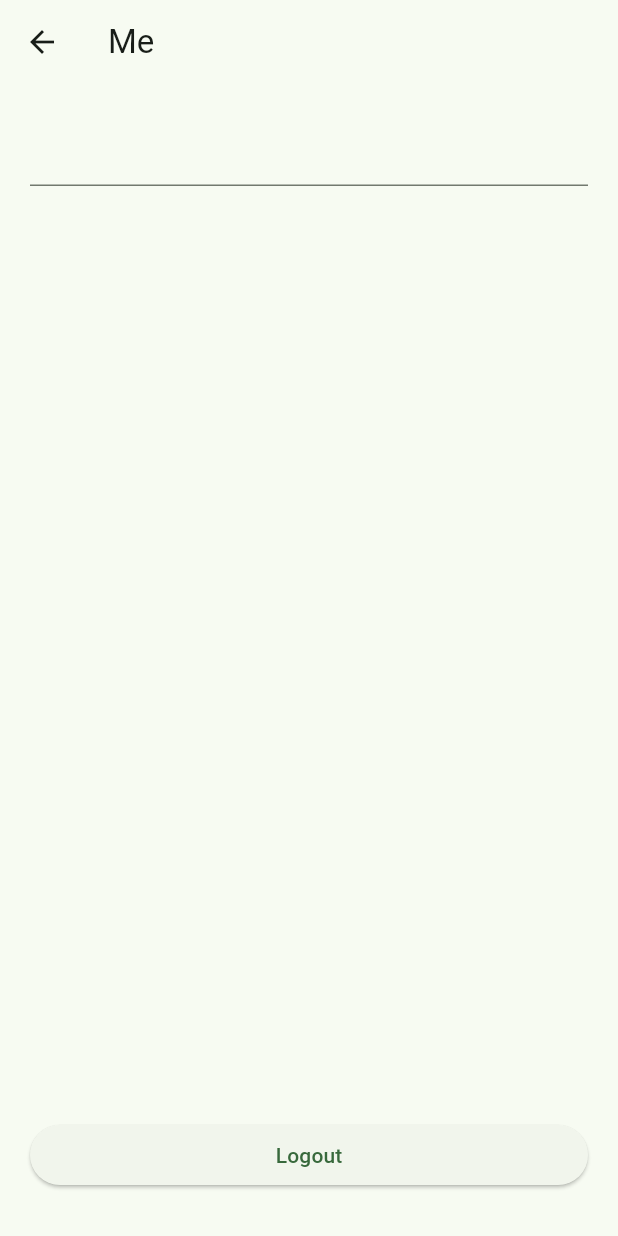
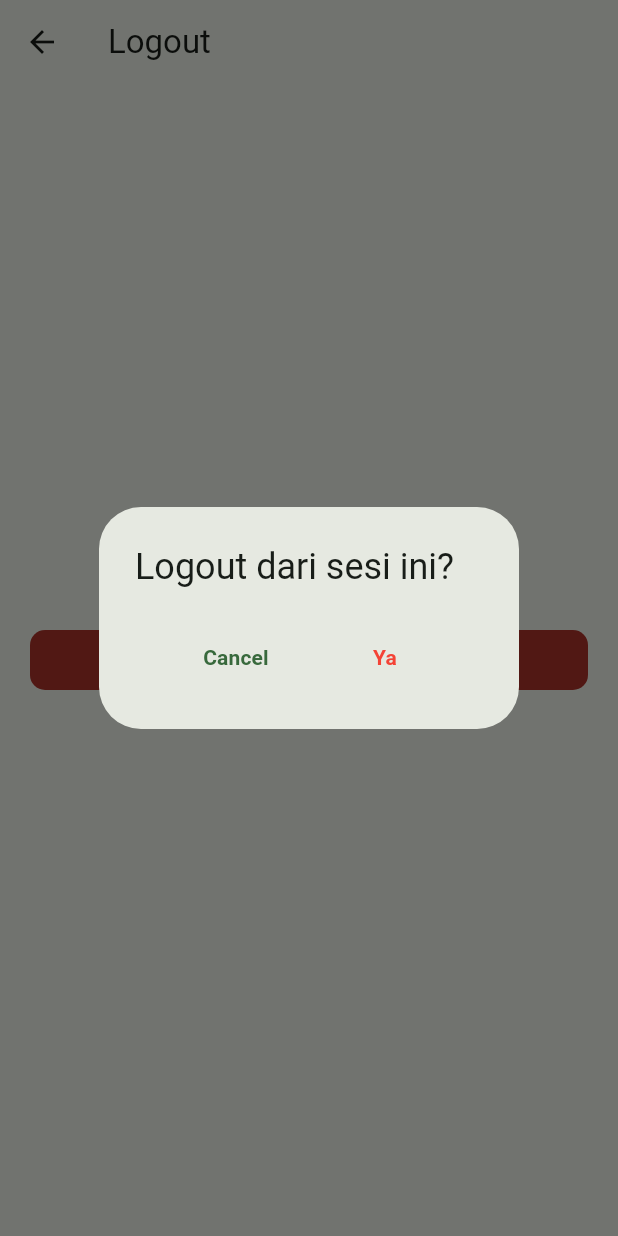
Before and after one commit to bawwaz/saraka_revised, a Flutter app: the ProfilePageView screen opened by its route, after a tap on "Logout", on a phone screen of 412 x 824 dp. Run offline on Flutter 3.47's test engine with Material 3 defaults, Android fonts, the phone set to English and light mode, and no system bars; our stand-ins replace get, image_picker, shared_preferences; missing offline and left inert: mobile_scanner; accounts and stored records are empty; network calls fail; statements that could not run were skipped.

Commit message:
remove comments

```diff
--- a/lib/app/pages/features/form_page/form_page_view.dart
+++ b/lib/app/pages/features/form_page/form_page_view.dart
@@ -104,9 +104,9 @@ class FormPageView extends StatelessWidget {
                           DataColumn(
                             label: Container(
                               decoration: BoxDecoration(
-                                color: Color(0xFFF5DEB3), // Row background
+                                color: Color(0xFFF5DEB3),
                                 border:
-                                    Border.all(color: Colors.black), // Border
+                                    Border.all(color: Colors.black),
                               ),
                               padding: EdgeInsets.all(8.0),
                               child: Text('ID'),
--- a/lib/app/pages/features/profile_page/profile_page_controller.dart
+++ b/lib/app/pages/features/profile_page/profile_page_controller.dart
@@ -6,7 +6,6 @@ import 'dart:convert';
 class ProfilePageController extends GetxController {
   Future<void> logout() async {
     try {
-      // Assuming you have a token saved for authentication
       SharedPreferences prefs = await SharedPreferences.getInstance();
       String? token = prefs.getString('token');
 
@@ -22,12 +21,8 @@ class ProfilePageController extends GetxController {
         if (response.statusCode == 200) {
           var jsonResponse = json.decode(response.body);
           print("Logout successful: $jsonResponse");
-
-          // Clear the token and any other saved data from SharedPreferences
-          await prefs.clear(); // This will remove all stored data
-
-          // Navigate to the login page
-          Get.offAllNamed('/login'); // Replace with your login route
+          await prefs.clear();
+          Get.offAllNamed('/login');
         } else {
           print("Failed to logout: ${response.statusCode}");
         }
--- a/lib/app/pages/features/profile_page/profile_page_view.dart
+++ b/lib/app/pages/features/profile_page/profile_page_view.dart
@@ -7,33 +7,71 @@ class ProfilePageView extends StatelessWidget {
 
   @override
   Widget build(BuildContext context) {
-    // Initialize the controller using Get.put()
     final ProfilePageController controller = Get.put(ProfilePageController());
 
     return Scaffold(
       appBar: AppBar(
-        title: Text('Me'),
+        title: Text('Logout'),
       ),
-      body: Container(
-        margin: EdgeInsets.all(20),
-        child: Column(
+      body: Center(
+        child: InkWell(
+          onTap: () {
+            showDialog(
+                context: context,
+                builder: (BuildContext context) {
+                  return AlertDialog(
+                    title: Text("Logout dari sesi ini?"),
+                    actions: [
+                      Row(
+                        mainAxisAlignment: MainAxisAlignment.spaceEvenly,
                         children: [
-            TextField(
-              readOnly: true,
+                          TextButton(
+                            onPressed: () {
+                              Navigator.pop(context);
+                            },
+                            child: Text(
+                              'Cancel',
+                              style: TextStyle(fontWeight: FontWeight.bold),
+                            ),
+                          ),
+                          TextButton(
+                            onPressed: () {
+                              controller.logout();
+                            },
+                            child: Text(
+                              'Ya',
+                              style: TextStyle(
+                                color: Colors.red,
+                                fontWeight: FontWeight.bold,
+                              ),
+                            ),
+                          ),
+                        ],
                       )
                     ],
+                  );
+                });
+          },
+          child: Container(
+              margin: EdgeInsets.all(20),
+              child: Container(
+                width: double.infinity,
+                height: 40,
+                decoration: BoxDecoration(
+                  color: const Color.fromARGB(255, 177, 53, 44),
+                  borderRadius: BorderRadius.circular(10),
+                ),
+                child: Center(
+                  child: Text(
+                    "Logout",
+                    style: TextStyle(
+                        fontWeight: FontWeight.bold,
+                        color: Colors.white,
+                        fontSize: 18),
                   ),
                 ),
-      bottomNavigationBar: Container(
-        margin: EdgeInsets.all(20),
-        child: Padding(
-          padding: const EdgeInsets.only(bottom: 10.0),
-          child: ElevatedButton(
-            onPressed: () {
-              // Call the logout method on button press
-              controller.logout();
-            },
-            child: Text("Logout"),
+              )
+
               ),
         ),
       ),
--- a/lib/main.dart
+++ b/lib/main.dart
@@ -9,7 +9,6 @@ void main() {
 class MyApp extends StatelessWidget {
   const MyApp({super.key});
 
-  // This widget is the root of your application.
   @override
   Widget build(BuildContext context) {
     return GetMaterialApp(
```
Also changed, not shown: lib/app/pages/features/form_page_detail/form_page_detail_view.dart (+3 -7 lines), lib/app/pages/initial_pages/login/login_page_controller.dart (+4 -7 lines). Lines whose indentation alone changed are shown as unchanged.
